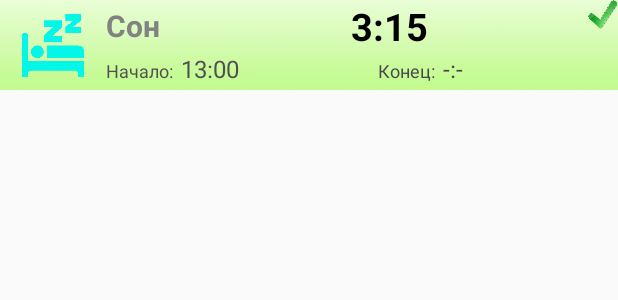
After one commit to porter-s/MothersHelper, an Android app: the layout item_list_of_events.xml on its own in the app's theme, with its tools: preview values and no code run, on a phone screen of 412 x 824 dp. The commit adds this screen. Shown: the top 300 px of the screen. Run offline under Robolectric (Android 15) with nearby library versions, the phone set to English and light mode, and no system bars.

Commit message:
+Список событий -Проверить удаление строки с БД

```diff
--- /dev/null
+++ b/app/src/main/res/layout/item_list_of_events.xml
@@ -0,0 +1,128 @@
+<?xml version="1.0" encoding="utf-8"?>
+<RelativeLayout
+    xmlns:android="http://schemas.android.com/apk/res/android"
+    android:layout_width="match_parent"
+    android:layout_height="60dp"
+    android:orientation="horizontal">
+
+    <ImageView
+        android:layout_width="match_parent"
+        android:layout_height="match_parent"
+        android:id="@+id/imageView"
+        android:src="@drawable/fon"
+        android:scaleType="fitXY" />
+
+    <LinearLayout
+        android:orientation="horizontal"
+        android:layout_width="match_parent"
+        android:layout_height="wrap_content">
+
+        <ImageView
+
+            android:layout_weight="15"
+            android:layout_marginLeft="5dp"
+            android:layout_marginTop="5dp"
+            android:src="@drawable/krovat2_b"
+            android:layout_width="0dp"
+            android:layout_height="50dp"
+            android:id="@+id/ivEvent"
+            android:scaleType="fitCenter" />
+
+        <LinearLayout
+            android:layout_marginLeft="5dp"
+            android:layout_weight="85"
+            android:orientation="vertical"
+            android:layout_width="0dp"
+            android:layout_height="wrap_content">
+
+            <LinearLayout
+                android:orientation="horizontal"
+                android:layout_width="match_parent"
+                android:layout_height="match_parent">
+
+                <TextView
+                    android:layout_width="wrap_content"
+                    android:layout_height="match_parent"
+                    android:text="Сон"
+                    android:id="@+id/tvEvent"
+                    android:textSize="20dp"
+                    android:textColor="#838282"
+                    android:textStyle="bold"
+                    android:gravity="left|center_vertical" />
+
+                <TextView
+                    android:layout_width="match_parent"
+                    android:layout_height="wrap_content"
+                    android:textAppearance="?android:attr/textAppearanceLarge"
+                    android:text="3:15"
+                    android:id="@+id/tvTimeEvent"
+                    android:textColor="#000000"
+                    android:textStyle="bold"
+                    android:textSize="25dp"
+                    android:layout_gravity="center_horizontal"
+                    android:maxLines="1"
+                    android:gravity="center_vertical|center_horizontal" />
+            </LinearLayout>
+
+            <LinearLayout
+                android:orientation="horizontal"
+                android:layout_width="match_parent"
+                android:layout_height="wrap_content" >
+
+                <TextView
+                    android:layout_width="wrap_content"
+                    android:layout_height="wrap_content"
+                    android:textAppearance="?android:attr/textAppearanceLarge"
+                    android:text="Начало:"
+                    android:id="@+id/textView2"
+                    android:textColor="#514f4f"
+                    android:maxLines="1"
+                    android:textSize="12dp" />
+                <TextView
+                    android:layout_marginLeft="5dp"
+                    android:layout_weight="40"
+                    android:layout_width="wrap_content"
+                    android:layout_height="wrap_content"
+                    android:textAppearance="?android:attr/textAppearanceLarge"
+                    android:text="13:00"
+                    android:id="@+id/tvStartEvent"
+                    android:textColor="#514f4f"
+                    android:maxLines="1"
+                    android:textSize="16dp"
+                    android:gravity="center_vertical" />
+
+                <TextView
+                    android:layout_width="wrap_content"
+                    android:layout_height="wrap_content"
+                    android:textAppearance="?android:attr/textAppearanceMedium"
+                    android:text="Конец:"
+                    android:id="@+id/textView3"
+                    android:textColor="#4a4949"
+                    android:maxLines="1"
+                    android:textSize="12dp" />
+                <TextView
+                    android:layout_marginLeft="5dp"
+                    android:layout_weight="50"
+                    android:layout_width="0dp"
+                    android:layout_height="wrap_content"
+                    android:textAppearance="?android:attr/textAppearanceMedium"
+                    android:text="-:-"
+                    android:id="@+id/tvStopEvent"
+                    android:textColor="#4a4949"
+                    android:maxLines="1"
+                    android:textSize="16dp"
+                    android:gravity="center_vertical" />
+            </LinearLayout>
+        </LinearLayout>
+
+    </LinearLayout>
+
+    <ImageView
+        android:src="@drawable/status_stop"
+        android:layout_width="20dp"
+        android:layout_height="20dp"
+        android:id="@+id/ivStatusEvent"
+        android:scaleType="fitCenter"
+        android:layout_alignParentRight="true" />
+
+</RelativeLayout>
```
Also changed, not shown: app/src/main/java/ru/sappstudio/mothershelper/LVEvent.java (added, +25 -0 lines), app/src/main/java/ru/sappstudio/mothershelper/LVEventAdapter.java (added, +93 -0 lines), app/src/main/java/ru/sappstudio/mothershelper/MainActivity.java (+60 -39 lines), app/src/main/res/layout/activity_main.xml (+3 -5 lines), app/src/main/res/drawable/fon.png (added), app/src/main/res/drawable/status_stop.png (added).
